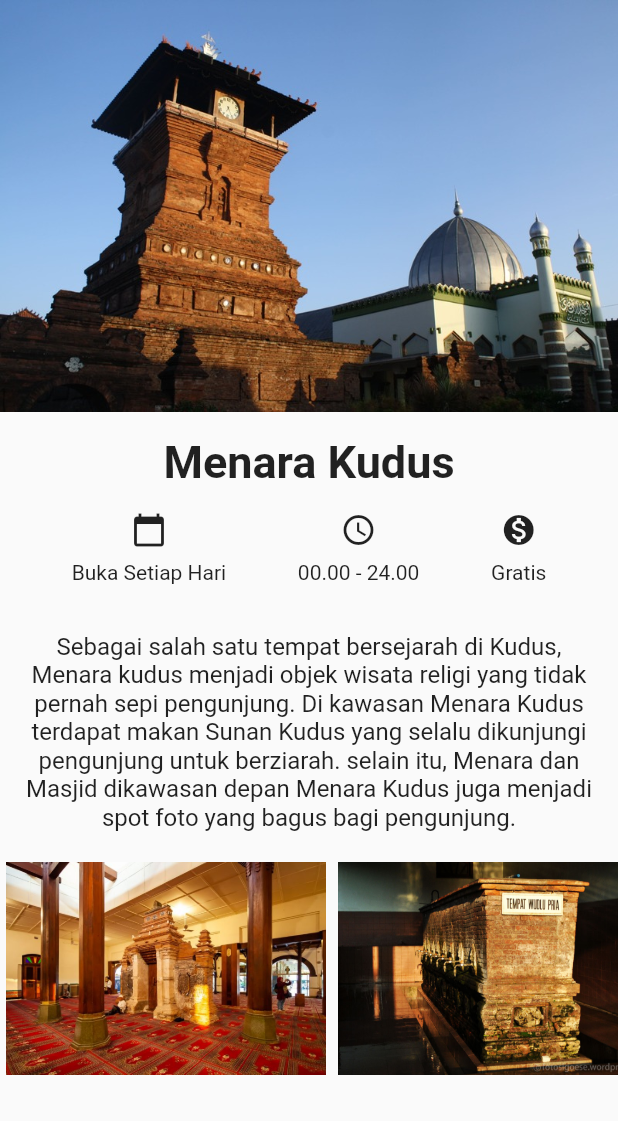
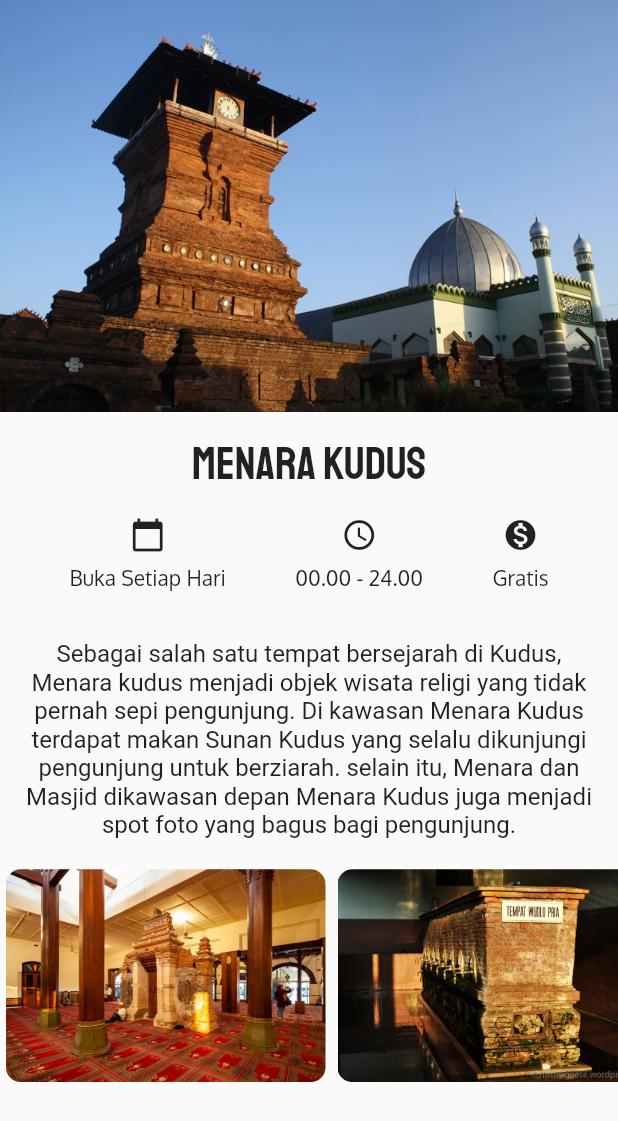
Before and after one commit to nandaarya/wisata_kudus, a Flutter app: the screen it shows after launch, on a phone screen of 412 x 824 dp. Shown: the top 1121 px of the screen. Run offline on Flutter 3.47's test engine with Material 2 defaults, Android fonts, the phone set to English and light mode, and no system bars.

Commit message:
(+) Menambahkan 2 fonts (Oxygen-Regular.ttf & Staatliches-Regular.ttf) (+) Mengubah fonts pada beberapa bagian (+) Menambahkan border radius pada images (-) Menghapus widget SafeArea

```diff
--- a/lib/detail_screen.dart
+++ b/lib/detail_screen.dart
@@ -1,11 +1,12 @@
 import 'package:flutter/material.dart';
+
+var informationTextStyle = TextStyle(fontFamily: 'Oxygen');
 
 class DetailScreen extends StatelessWidget {
   @override
   Widget build(BuildContext context) {
     return Scaffold(
-      body: SafeArea(
-        child: SingleChildScrollView(
+      body: SingleChildScrollView(
         child: Column(
           crossAxisAlignment: CrossAxisAlignment.stretch,
           children: <Widget>[
@@ -16,8 +17,8 @@ class DetailScreen extends StatelessWidget {
                     'Menara Kudus',
                     textAlign: TextAlign.center,
                     style: TextStyle(
+                      fontFamily: 'Staatliches',
                       fontSize: 30.0,
-                        fontWeight: FontWeight.bold,
                     )
                 )
             ),
@@ -30,21 +31,30 @@ class DetailScreen extends StatelessWidget {
                     children: <Widget>[
                       Icon(Icons.calendar_today),
                       SizedBox(height: 8.0),
-                        Text('Buka Setiap Hari'),
+                      Text(
+                        'Buka Setiap Hari',
+                        style: informationTextStyle,
+                      ),
                     ],
                   ),
                   Column(
                     children: <Widget>[
                       Icon(Icons.query_builder),
                       SizedBox(height: 8.0),
-                        Text('00.00 - 24.00'),
+                      Text(
+                        '00.00 - 24.00',
+                        style: informationTextStyle,
+                      ),
                     ],
                   ),
                   Column(
                     children: <Widget>[
                       Icon(Icons.monetization_on),
                       SizedBox(height: 8.0),
-                        Text('Gratis'),
+                      Text(
+                        'Gratis',
+                        style: informationTextStyle,
+                      ),
                     ],
                   ),
                 ],
@@ -65,19 +75,31 @@ class DetailScreen extends StatelessWidget {
                 children: <Widget>[
                   Padding(
                     padding: const EdgeInsets.all(4.0),
+                    child: ClipRRect(
+                      borderRadius: BorderRadius.circular(10),
                       child: Image.asset('images/menara_kudus_1.jpg'),
+                    ),
                   ),
                   Padding(
                     padding: const EdgeInsets.all(4.0),
+                    child: ClipRRect(
+                      borderRadius: BorderRadius.circular(10),
                       child: Image.asset('images/menara_kudus_2.jpg'),
+                    ),
                   ),
                   Padding(
                     padding: const EdgeInsets.all(4.0),
+                    child: ClipRRect(
+                      borderRadius: BorderRadius.circular(10),
                       child: Image.asset('images/menara_kudus_3.jpg'),
+                    ),
                   ),
                   Padding(
                     padding: const EdgeInsets.all(4.0),
+                    child: ClipRRect(
+                      borderRadius: BorderRadius.circular(10),
                       child: Image.asset('images/menara_kudus_4.jpg'),
+                    ),
                   ),
                 ],
               ),
@@ -85,7 +107,6 @@ class DetailScreen extends StatelessWidget {
           ],
         ),
       ),
-      ),
     );
   }
 }
```
Also changed, not shown: pubspec.yaml (+7 -0 lines), fonts/Oxygen-Regular.ttf (added), fonts/Staatliches-Regular.ttf (added). Lines whose indentation alone changed are shown as unchanged.
